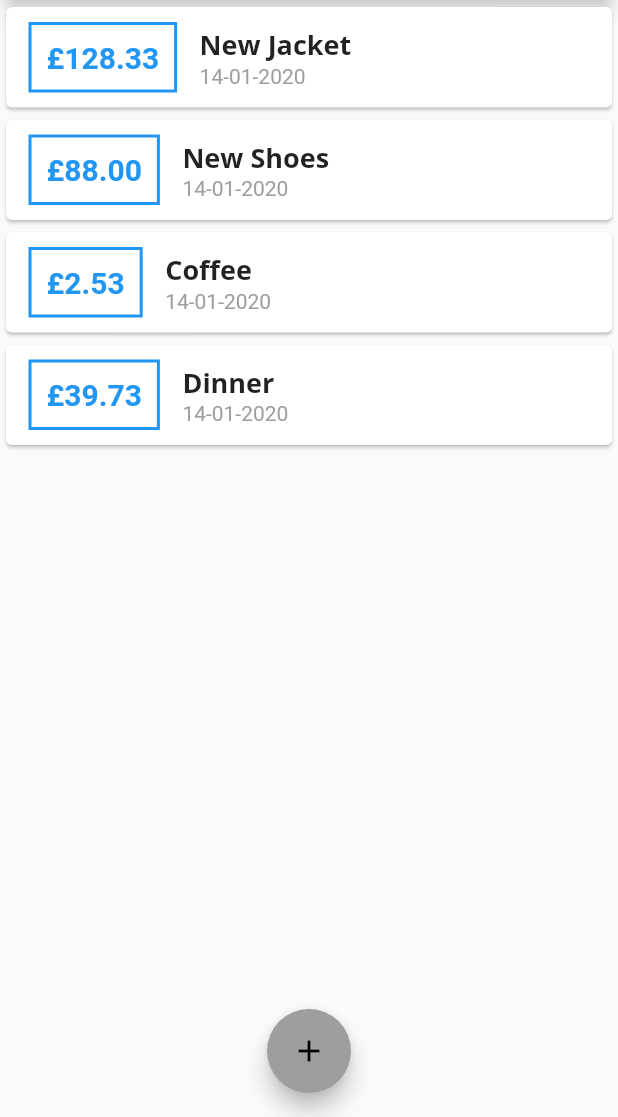
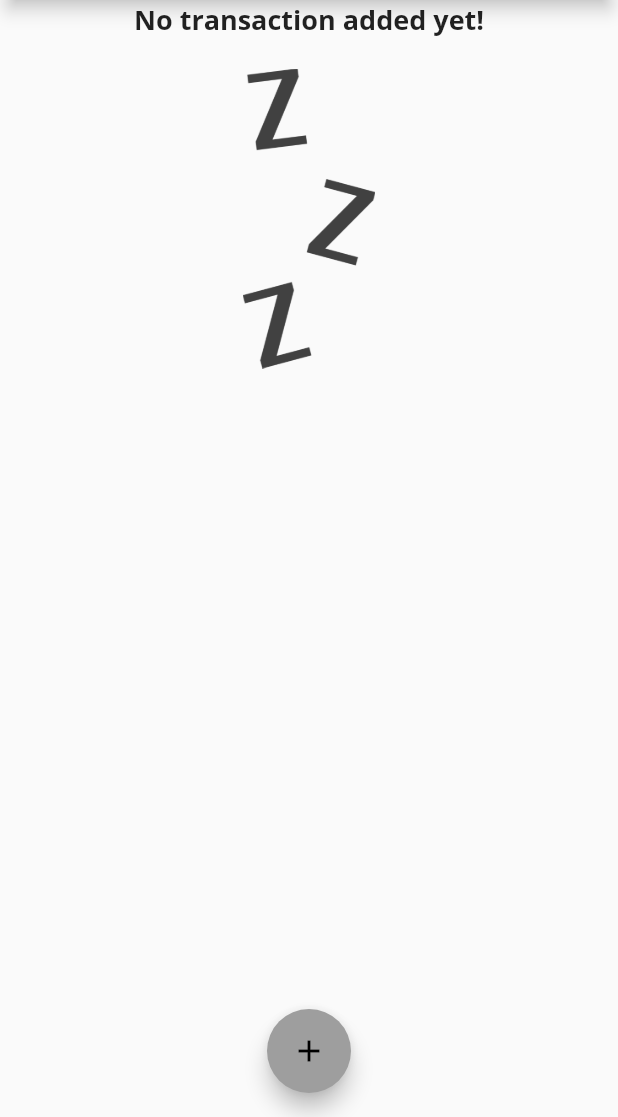
Before and after one commit to jeanrauwers/personal-finance, a Flutter app: the screen it shows after launch, on a phone screen of 412 x 824 dp, the part 119-1236 px from its top. Run offline on Flutter 3.47's test engine with Material 2 defaults, Android fonts, the phone set to English and light mode, and no system bars.

```diff
--- a/lib/main.dart
+++ b/lib/main.dart
@@ -44,11 +44,11 @@ class _MyHomePageState extends State<MyHomePage> {
   static DateTime now = DateTime.now();
 
   final List<Transaction> _userTransactions = [
-    Transaction(id: 't01', title: 'New Jacket', amount: 128.33, date: now),
-    Transaction(id: 't02', title: 'New Shoes', amount: 88, date: now),
-    Transaction(id: 't03', title: 'Coffee', amount: 2.53, date: now),
-    Transaction(id: 't04', title: 'Dinner', amount: 39.73, date: now),
-    Transaction(id: 't05', title: 'Plane Ticket', amount: 480.25, date: now),
+    // Transaction(id: 't01', title: 'New Jacket', amount: 128.33, date: now),
+    // Transaction(id: 't02', title: 'New Shoes', amount: 88, date: now),
+    // Transaction(id: 't03', title: 'Coffee', amount: 2.53, date: now),
+    // Transaction(id: 't04', title: 'Dinner', amount: 39.73, date: now),
+    // Transaction(id: 't05', title: 'Plane Ticket', amount: 480.25, date: now),
   ];
 
   void _addNewTransaction(String txTitle, double txAmount) {
--- a/lib/widgets/transaction_list.dart
+++ b/lib/widgets/transaction_list.dart
@@ -11,17 +11,38 @@ class TransactionList extends StatelessWidget {
   Widget build(BuildContext context) {
     return Container(
       height: 300,
-      child: ListView.builder(
+      child: transactions.isEmpty
+          ? Column(
+              children: <Widget>[
+                Text(
+                  'No transaction added yet!',
+                  style: Theme.of(context).textTheme.title,
+                ),
+                SizedBox(
+                  height: 20,
+                ),
+                Container(
+                  height: 200,
+                  child: Image.asset(
+                    'assets/images/waiting.png',
+                    fit: BoxFit.cover,
+                  ),
+                )
+              ],
+            )
+          : ListView.builder(
               itemBuilder: (ctx, index) {
                 return Card(
                   child: Row(
                     children: <Widget>[
                       Container(
-                  margin: EdgeInsets.symmetric(vertical: 10, horizontal: 15),
+                        margin:
+                            EdgeInsets.symmetric(vertical: 10, horizontal: 15),
                         padding: EdgeInsets.all(10),
                         decoration: BoxDecoration(
                             border: Border.all(
-                          color: Theme.of(context).primaryColor, width: 2)),
+                                color: Theme.of(context).primaryColor,
+                                width: 2)),
                         child: Text(
                           '£${transactions[index].amount.toStringAsFixed(2)}',
                           style: TextStyle(
--- a/pubspec.yaml
+++ b/pubspec.yaml
@@ -43,9 +43,9 @@ flutter:
   uses-material-design: true
 
   # To add assets to your application, add an assets section, like this:
-  # assets:
-  #  - images/a_dot_burr.jpeg
-  #  - images/a_dot_ham.jpeg
+  assets:
+   - assets/images/waiting.png
+
 
   # An image asset can refer to one or more resolution-specific "variants", see
   # https://flutter.dev/assets-and-images/#resolution-aware.
```
Also changed, not shown: assets/images/waiting.png (added). Lines whose indentation alone changed are shown as unchanged.
